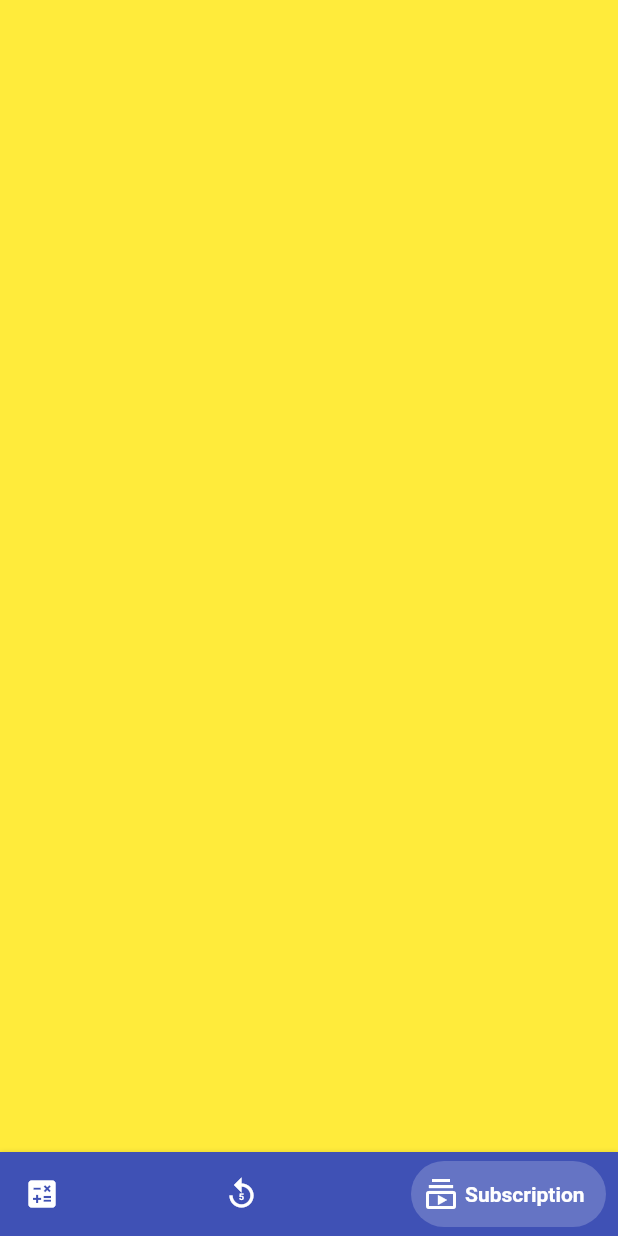
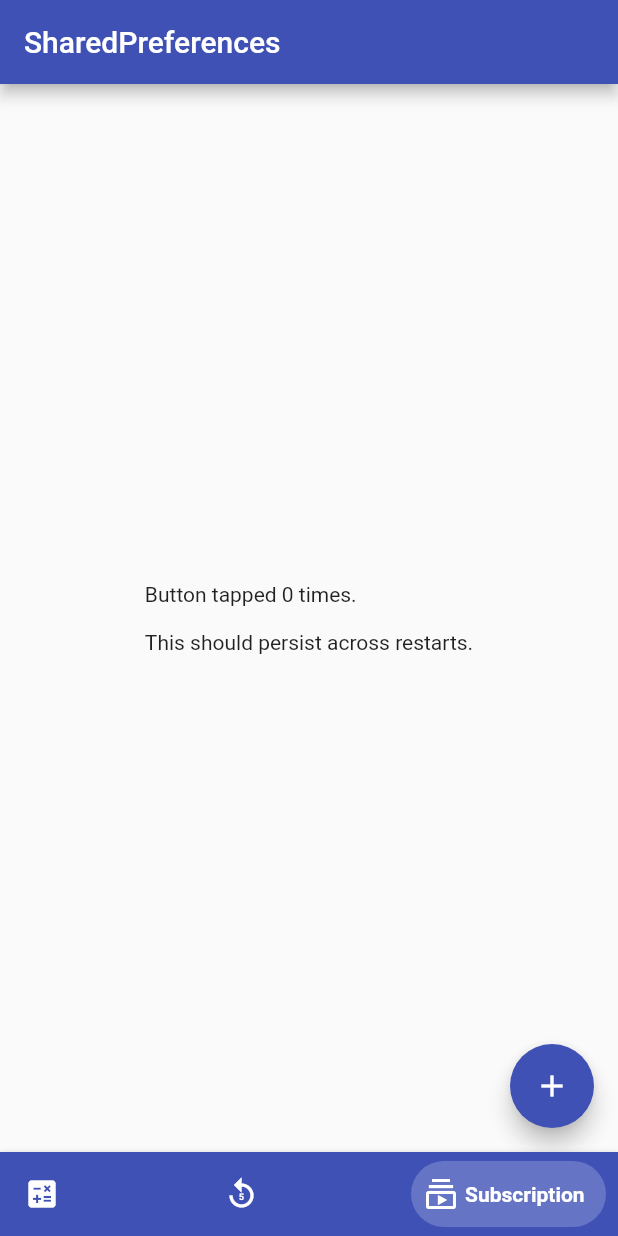
Before and after one commit to QaimRaza1472/My-Caluculator, a Flutter app: the screen it shows after launch, item 3 of the bottom bar chosen, on a phone screen of 412 x 824 dp. Run offline on Flutter 3.47's test engine with Material 2 defaults, Android fonts, the phone set to English and light mode, and no system bars; drawn by our look-alikes of bottom_navy_bar; our stand-ins replace math_expressions, shared_preferences; missing offline and left inert: dart:ffi, stack; network calls fail.

```diff
--- a/lib/keyboard_buttons.dart
+++ b/lib/Calculator/keyboard_buttons.dart
@@ -4,7 +4,7 @@ import 'package:flutter/material.dart';
 typedef void CallbackButtonTap({String buttonText});
 
 class KeyboardButtons extends StatelessWidget {
-  KeyboardButtons({required this.buttons, required this.onTap});
+  const KeyboardButtons({required this.buttons, required this.onTap});
 
   final String buttons;
   final CallbackButtonTap onTap;
@@ -68,7 +68,7 @@ class KeyboardButtons extends StatelessWidget {
           color: (buttons == EQUAL_SIGN)
               ? Theme.of(context).primaryColor
               :const Color(0xFFFFFFFF),
-          padding: EdgeInsets.symmetric(vertical: 10.0,),
+          padding: const EdgeInsets.symmetric(vertical: 10.0,),
           child: Text(
             buttons,
             style: TextStyle(
--- /dev/null
+++ b/lib/SharedPreference/testing_shared.dart
@@ -0,0 +1,74 @@
+import 'dart:async';
+import 'package:flutter/material.dart';
+import 'package:shared_preferences/shared_preferences.dart';
+
+
+class SharedPreferencesDemo extends StatefulWidget {
+  const SharedPreferencesDemo({Key? key}) : super(key: key);
+  @override
+  SharedPreferencesDemoState createState() => SharedPreferencesDemoState();
+}
+
+class SharedPreferencesDemoState extends State<SharedPreferencesDemo> {
+
+  final Future<SharedPreferences> _prefs = SharedPreferences.getInstance();
+  late Future<int> _counter;
+
+
+
+  Future<void> _incrementCounter() async {
+    final SharedPreferences prefs = await _prefs;
+    final int counter = (prefs.getInt('counter') ?? 0) + 1;
+    setState(() {
+      _counter = prefs.setInt('counter', counter).then((bool success) {
+        return counter;
+      }
+      );
+    }
+    );
+  }
+
+
+
+  @override
+  void initState() {
+    super.initState();
+    _counter = _prefs.then((SharedPreferences prefs) {
+      return prefs.getInt('counter') ?? 0;
+    });
+  }
+
+  @override
+  Widget build(BuildContext context) {
+    return Scaffold(
+      appBar: AppBar(
+        title: const Text('SharedPreferences'),
+      ),
+      body: Center(
+          child: FutureBuilder<int>(
+              future: _counter,
+              builder: (BuildContext context, AsyncSnapshot<int> snapshot) {
+                switch (snapshot.connectionState) {
+                  case ConnectionState.waiting:
+                    return const CircularProgressIndicator();
+                  default:
+                    if (snapshot.hasError) {
+                      return Text('Error: ${snapshot.error}');
+                    } else {
+                      return Text(
+                        'Button tapped ${snapshot.data} time${snapshot.data == 1 ? '' : 's'}.\n\n'
+                            'This should persist across restarts.',
+                      );
+                    }
+                }
+              }
+              ),
+      ),
+      floatingActionButton: FloatingActionButton(
+        onPressed: _incrementCounter,
+        tooltip: 'Increment',
+        child: const Icon(Icons.add),
+      ),
+    );
+  }
+}
--- a/lib/home_screen.dart
+++ b/lib/home_screen.dart
@@ -1,8 +1,11 @@
+import 'dart:collection';
+
 import 'package:bottom_navy_bar/bottom_navy_bar.dart';
-import 'package:calculatior_1/scientificCalculator.dart';
+import 'package:calculatior_1/Calculator/scientificCalculator.dart';
 import 'package:flutter/material.dart';
-
-import 'Testing/exchange_screen.dart';
+import 'package:stack/stack.dart';
+import 'SharedPreference/testing_shared.dart';
+import 'MoneyExchange/exchange_screen.dart';
 
  class HomeScreen extends StatefulWidget {
   const HomeScreen({Key? key}) : super(key: key);
@@ -15,7 +18,10 @@ class _HomeScreenState extends State<HomeScreen> {
 
   int _currentIndex = 0;
   int? selected;
-
+@override
+  void initState() {
+        super.initState();
+  }
   @override
   Widget build(BuildContext context) {
     return Scaffold(
@@ -48,13 +54,12 @@ class _HomeScreenState extends State<HomeScreen> {
             icon: const Icon(Icons.replay_5_outlined),
             title: const Text('Exchange'),
             activeColor: Colors.white,
+
             //inactiveColor: Colors.white.withOpacity(0.8),
-
             //inactiveColor: Colors.indigo.withOpacity(0.8),
             //activeColor: Colors.indigo,
 
             textAlign: TextAlign.center,
-
           ),
 
           BottomNavyBarItem(
@@ -63,8 +68,6 @@ class _HomeScreenState extends State<HomeScreen> {
               'Subscription',
             ),
             activeColor: Colors.white
-
-
             //inactiveColor: Colors.indigo.withOpacity(0.8),
             //activeColor: Colors.indigo,
           ),
@@ -75,12 +78,9 @@ class _HomeScreenState extends State<HomeScreen> {
 
         body:_currentIndex==0?
         ScientificCalculator():
-        _currentIndex==1?
-            CurrencyExchange()
-            :Container(
-          color: Colors.yellow,
-        )
-
+        _currentIndex==1 ?
+              const CurrencyExchange()
+            :const SharedPreferencesDemo()
     );
   }
 }
--- a/pubspec.yaml
+++ b/pubspec.yaml
@@ -34,6 +34,9 @@ dependencies:
   provider:
   http:
   dio:
+  shared_preferences: ^2.0.15
+  stack: ^0.2.1
+
 
 
   # The following adds the Cupertino Icons font to your application.
```
Also changed, not shown: lib/Calculator/scientificCalculator.dart (renamed from lib/scientificCalculator.dart, +173 -19 lines), lib/main.dart (+10 -9 lines), lib/Calculator/constants.dart (renamed from lib/constants.dart), lib/Calculator/keyboard.dart (renamed from lib/keyboard.dart), lib/Calculator/keyboard_rows.dart (renamed from lib/keyboard_rows.dart), lib/MoneyExchange/Models/currency_exchange_model.dart (renamed from lib/Testing/Models/currency_exchange_model.dart), lib/MoneyExchange/Services/api_manager.dart (renamed from lib/Testing/Services/api_manager.dart), lib/MoneyExchange/exchange_screen.dart (renamed from lib/Testing/exchange_screen.dart), pubspec.lock.
